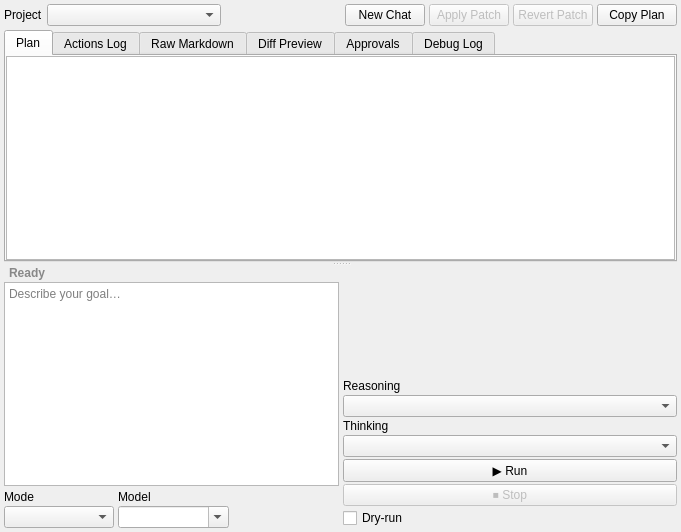
This is src/src/ui/agent_dock_widget.ui in Dmytro-K/qcai2 as Qt 5 draws it before an edit. The edited form follows.
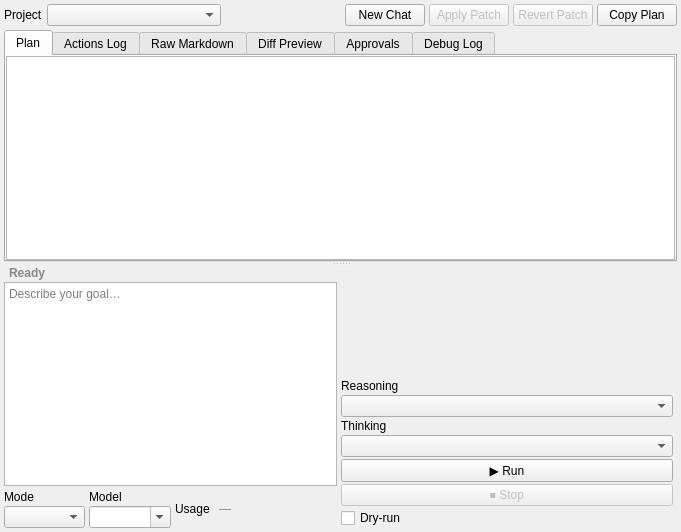
This is the edited form.

Commit message: Add usage label with GitHub Copilot Premium request show

```diff
--- a/src/src/ui/agent_dock_widget.ui
+++ b/src/src/ui/agent_dock_widget.ui
@@ -474,6 +474,33 @@
              </item>
             </layout>
            </item>
+             <item>
+              <layout class="QHBoxLayout" name="horizontalLayout">
+               <item>
+                <widget class="QLabel" name="usageNameLabel">
+                 <property name="text">
+                  <string>Usage</string>
+                 </property>
+                </widget>
+               </item>
+               <item>
+                <widget class="QLabel" name="usageValueLabel">
+                 <property name="sizePolicy">
+                  <sizepolicy hsizetype="Expanding" vsizetype="Preferred">
+                   <horstretch>0</horstretch>
+                   <verstretch>0</verstretch>
+                  </sizepolicy>
+                 </property>
+                 <property name="styleSheet">
+                  <string notr="true">color: #888; padding: 0px 2px;</string>
+                 </property>
+                 <property name="text">
+                  <string>—</string>
+                 </property>
+                </widget>
+               </item>
+              </layout>
+             </item>
             <item>
              <spacer name="modeModelTrailingSpacer">
               <property name="orientation">
@@ -623,6 +650,25 @@
          </item>
         </layout>
        </item>
+         <item>
+          <layout class="QHBoxLayout" name="usageRow">
+           <property name="spacing">
+            <number>4</number>
+           </property>
+           <property name="leftMargin">
+            <number>2</number>
+           </property>
+           <property name="topMargin">
+            <number>2</number>
+           </property>
+           <property name="rightMargin">
+            <number>2</number>
+           </property>
+           <property name="bottomMargin">
+            <number>0</number>
+           </property>
+          </layout>
+         </item>
       </layout>
        </item>
       </layout>
```
Lines whose indentation alone changed are shown as unchanged. The commit also changes 7 other files.
